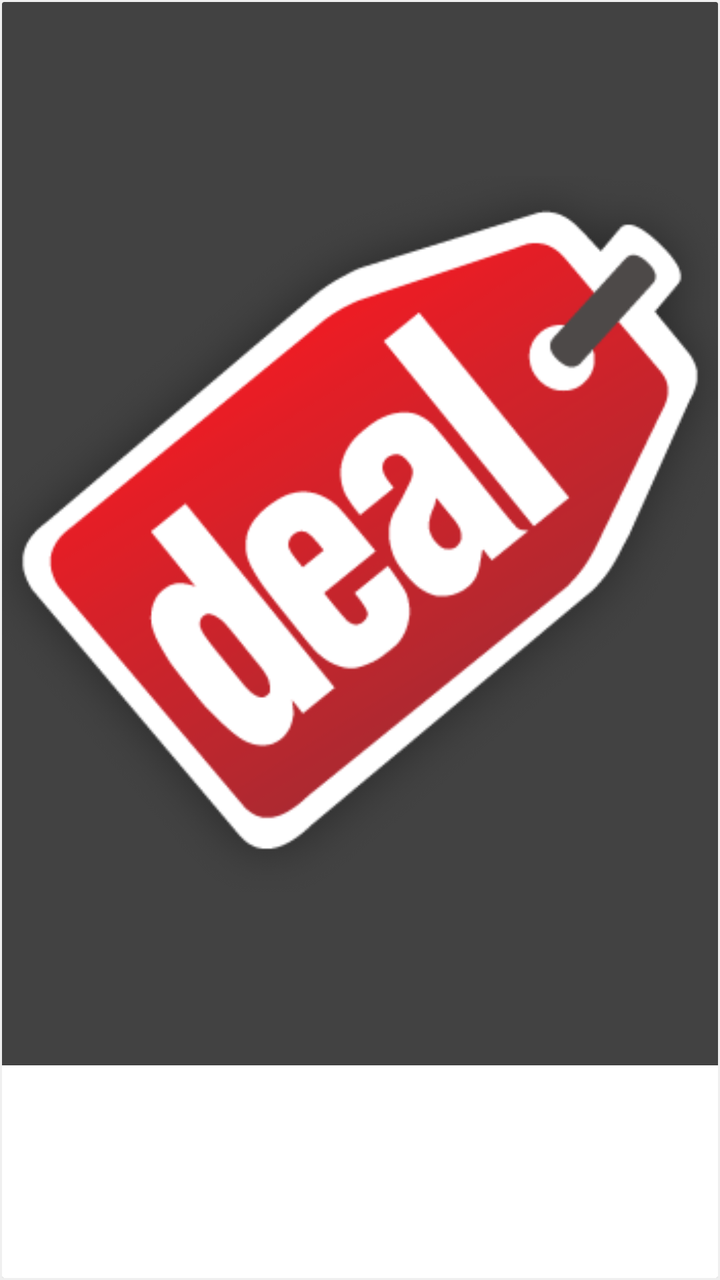
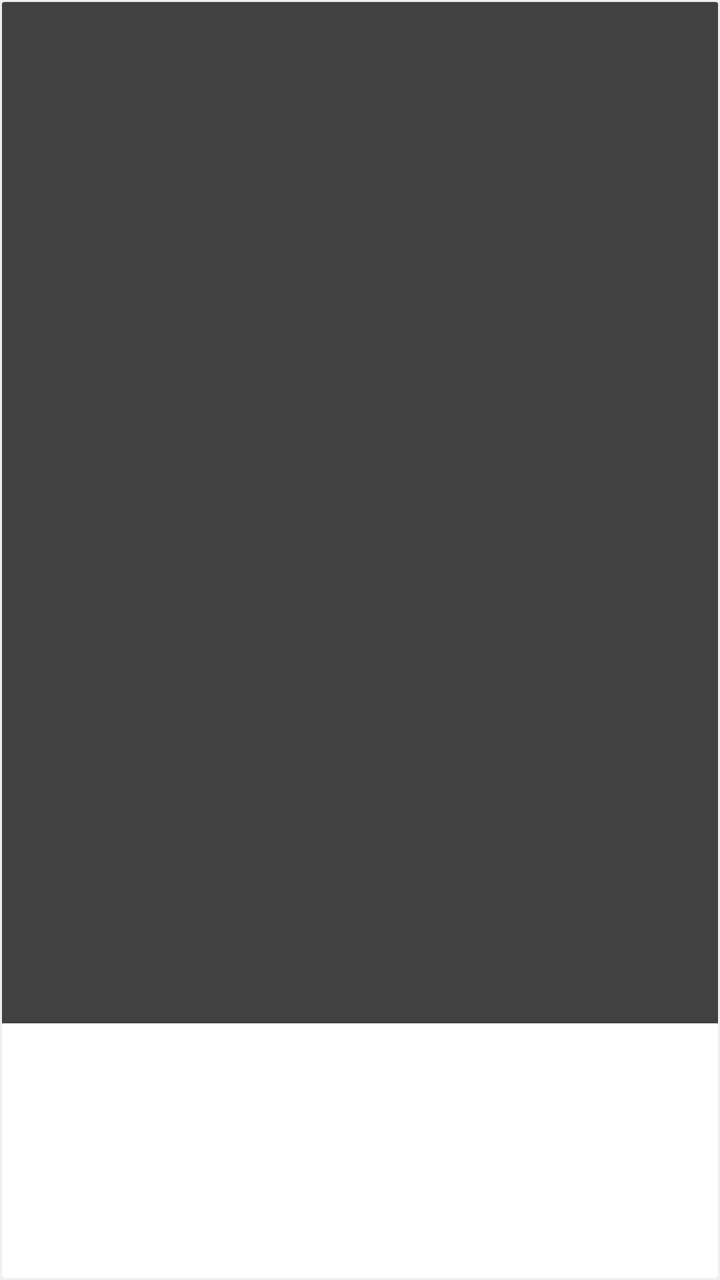

An Android layout rendered at two revisions. The XML below is the earlier revision; the diff shows what the commit changed to produce the second picture.
<!-- AndroidManifest.xml: application theme ThemeOverlay.AppCompat.Dark -->
<!-- res/layout/coupons_elements.xml -->
<?xml version="1.0" encoding="utf-8"?>
<LinearLayout
    xmlns:android="http://schemas.android.com/apk/res/android"
    xmlns:card_view="http://schemas.android.com/apk/res-auto"
    android:orientation="vertical"
    android:layout_width="match_parent"
    android:layout_height="match_parent"
    android:background="@color/background_home_screen"
    android:id="@+id/ll_all_products2">

    <android.support.v7.widget.CardView
        android:id="@+id/cardview_allProducts"
        android:layout_width="match_parent"
        android:layout_height="match_parent"
        android:layout_gravity="center"
        android:layout_margin="1dp"
        android:clickable="true"
        card_view:cardElevation="1dp"
        card_view:cardCornerRadius="1dp"
        android:background="@color/background_home_screen">

        <LinearLayout
            xmlns:android="http://schemas.android.com/apk/res/android"
            android:layout_width="match_parent"
            android:layout_gravity="center"
            android:layout_height="match_parent"
            android:orientation="vertical">

            <ImageView
                android:id="@+id/iv_coupons"
                android:layout_width="match_parent"
                android:layout_height="match_parent"
                android:layout_weight="1"
                android:src="@drawable/deals"
                android:scaleType="fitCenter"/>
            <TextView
                android:id="@+id/tv_coupons"
                android:layout_width="match_parent"
                android:layout_height="match_parent"
                android:layout_weight="5"
                android:textAlignment="center"
                android:background="#ffffff"
                android:textColor="#000000"
                android:textSize="10dp"/>

        </LinearLayout>
    </android.support.v7.widget.CardView>
</LinearLayout>
<!-- resources referenced by this layout -->
<resources>
  <color name="background_home_screen">#efefef</color>
  <!-- drawable deals: png bitmap (drawable, 39595 bytes) -->
</resources>

<!-- the commit's change to res/layout/coupons_elements.xml (unified diff, before → after) -->
@@ -31,13 +31,12 @@
                 android:layout_width="match_parent"
                 android:layout_height="match_parent"
                 android:layout_weight="1"
-                android:src="@drawable/deals"
                 android:scaleType="fitCenter"/>
             <TextView
                 android:id="@+id/tv_coupons"
                 android:layout_width="match_parent"
                 android:layout_height="match_parent"
-                android:layout_weight="5"
+                android:layout_weight="4"
                 android:textAlignment="center"
                 android:background="#ffffff"
                 android:textColor="#000000"
<!-- resource entries referenced after the edit -->
@@ -1,6 +1,5 @@
 <!-- resources referenced by this layout -->
 <resources>
   <color name="background_home_screen">#efefef</color>
-  <!-- drawable deals: png bitmap (drawable, 39595 bytes) -->
 </resources>
 
